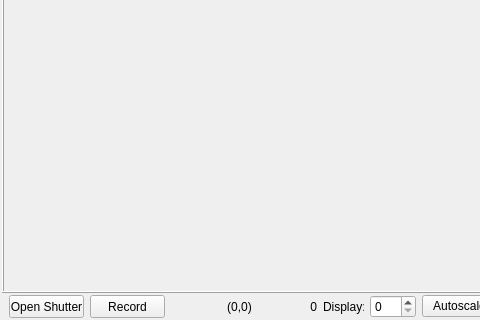
Old version of the form hal4000/qtdesigner/camera-v1.ui in the repository ZhuangLab/storm-control; both pictures show x 0 to 480 and y 225 to 545 of the 586 by 545 pixel window.
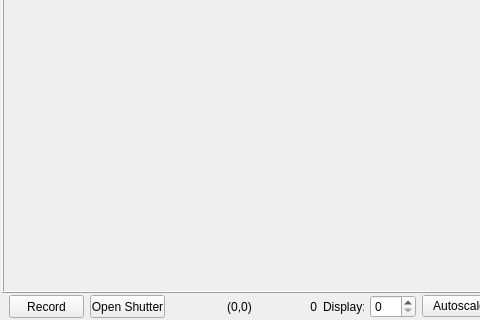
New version of the form.

Commit message: Change the location of the record and shutter buttons back to what they were originally.

The edit to the form file:
```diff
--- a/hal4000/qtdesigner/camera-v1.ui
+++ b/hal4000/qtdesigner/camera-v1.ui
@@ -196,6 +196,25 @@
       <property name="bottomMargin">
        <number>2</number>
       </property>
+      <item>
+       <widget class="QPushButton" name="recordButton">
+        <property name="sizePolicy">
+         <sizepolicy hsizetype="Fixed" vsizetype="Fixed">
+          <horstretch>0</horstretch>
+          <verstretch>0</verstretch>
+         </sizepolicy>
+        </property>
+        <property name="maximumSize">
+         <size>
+          <width>75</width>
+          <height>23</height>
+         </size>
+        </property>
+        <property name="text">
+         <string>Record</string>
+        </property>
+       </widget>
+      </item>
       <item>
        <widget class="QPushButton" name="cameraShutterButton">
         <property name="sizePolicy">
@@ -218,25 +237,6 @@
         </property>
        </widget>
       </item>
-      <item>
-       <widget class="QPushButton" name="recordButton">
-        <property name="sizePolicy">
-         <sizepolicy hsizetype="Fixed" vsizetype="Fixed">
-          <horstretch>0</horstretch>
-          <verstretch>0</verstretch>
-         </sizepolicy>
-        </property>
-        <property name="maximumSize">
-         <size>
-          <width>75</width>
-          <height>23</height>
-         </size>
-        </property>
-        <property name="text">
-         <string>Record</string>
-        </property>
-       </widget>
-      </item>
       <item>
        <spacer name="horizontalSpacer">
         <property name="orientation">
```
